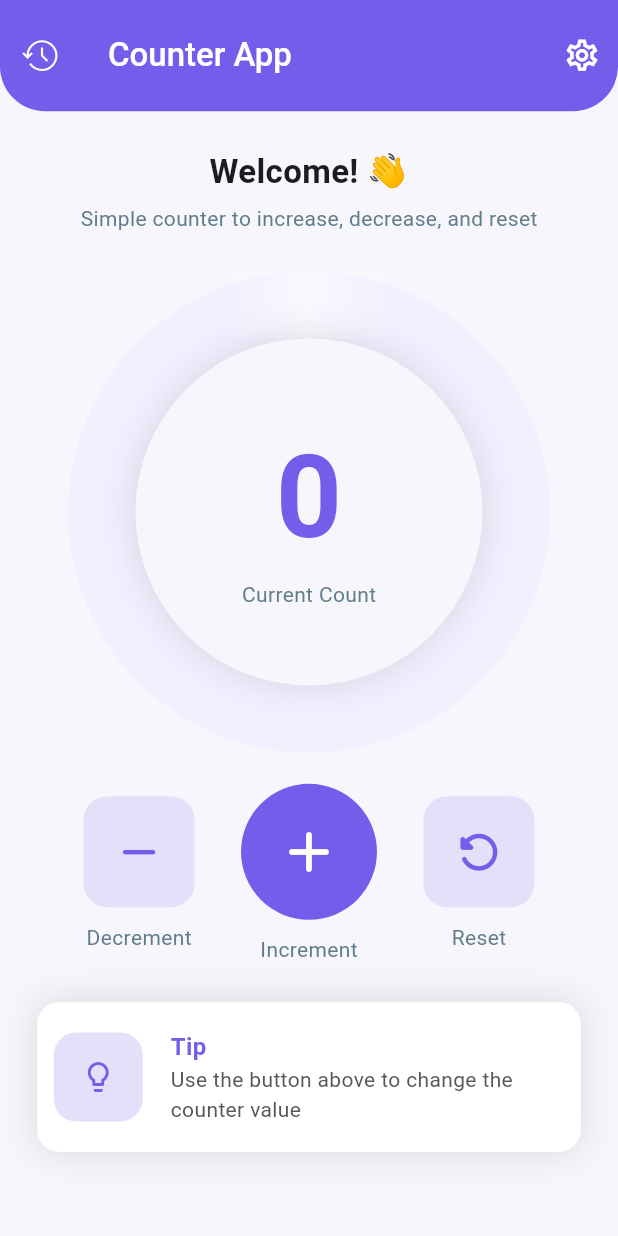
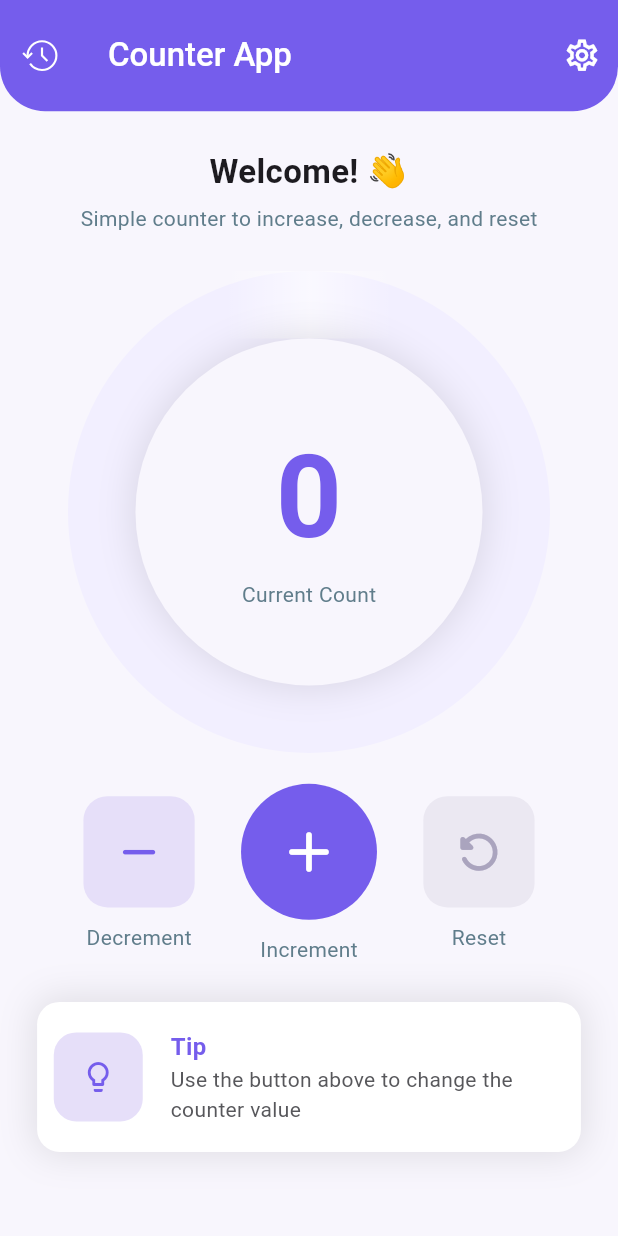
Before and after one commit to naihchams/flutter_counter, a Flutter app: the screen it shows after launch, on a phone screen of 412 x 824 dp. Run offline on Flutter 3.47's test engine with Material 3 defaults, Android fonts, the phone set to English and light mode, and no system bars; our stand-ins replace flutter_svg.

Commit message:
added rules to counter

```diff
--- a/lib/widgets/counter_action_button.dart
+++ b/lib/widgets/counter_action_button.dart
@@ -2,6 +2,7 @@ import 'dart:math';
 import 'package:flutter/material.dart';
 
 class CounterActionButton extends StatefulWidget {
+  final bool isResetDisabled;
   final IconData icon;
   final String label;
   final VoidCallback onTap;
@@ -27,6 +28,7 @@ class CounterActionButton extends StatefulWidget {
     required this.backgroundColor,
     required this.iconColor,
     required this.textColor,
+    required this.isResetDisabled,
   });
 
   @override
@@ -38,13 +40,16 @@ class _CounterActionButtonState extends State<CounterActionButton> {
 
   @override
   Widget build(BuildContext context) {
+    final isDisabled = widget.isResetDisabled;
     final button = Container(
       width: widget.buttonSize,
       height: widget.buttonSize,
       decoration: BoxDecoration(
         shape: widget.isCircle ? BoxShape.circle : BoxShape.rectangle,
         borderRadius: widget.isCircle ? null : widget.borderRadius,
-        color: widget.backgroundColor,
+        color: isDisabled
+            ? Color.fromRGBO(235, 232, 242, 1)
+            : widget.backgroundColor,
       ),
       child: Center(
         child: widget.isReset
@@ -54,7 +59,9 @@ class _CounterActionButtonState extends State<CounterActionButton> {
                 child: Icon(
                   widget.icon,
                   size: widget.iconSize,
-                  color: widget.iconColor,
+                  color: isDisabled
+                      ? Color.fromRGBO(170, 164, 190, 1)
+                      : widget.iconColor,
                 ),
               )
             : Icon(widget.icon, size: widget.iconSize, color: widget.iconColor),
--- a/lib/widgets/counter_actions.dart
+++ b/lib/widgets/counter_actions.dart
@@ -5,12 +5,14 @@ class CounterActions extends StatelessWidget {
   final VoidCallback decrementFunction;
   final VoidCallback incrementFunction;
   final VoidCallback resetFunction;
+  final bool isResetDisabled;
 
   const CounterActions({
     super.key,
     required this.decrementFunction,
     required this.incrementFunction,
     required this.resetFunction,
+    required this.isResetDisabled,
   });
 
   @override
@@ -28,6 +30,7 @@ class CounterActions extends StatelessWidget {
       mainAxisAlignment: MainAxisAlignment.spaceEvenly,
       children: [
         CounterActionButton(
+          isResetDisabled: false,
           icon: Icons.remove_rounded,
           label: 'Decrement',
           onTap: decrementFunction,
@@ -42,6 +45,7 @@ class CounterActions extends StatelessWidget {
         ),
 
         CounterActionButton(
+          isResetDisabled: false,
           icon: Icons.add_rounded,
           label: 'Increment',
           onTap: incrementFunction,
@@ -55,6 +59,7 @@ class CounterActions extends StatelessWidget {
         ),
 
         CounterActionButton(
+          isResetDisabled: isResetDisabled,
           icon: Icons.refresh_rounded,
           label: 'Reset',
           onTap: resetFunction,
```
Also changed, not shown: lib/screens/counter_screen.dart (+16 -0 lines).
